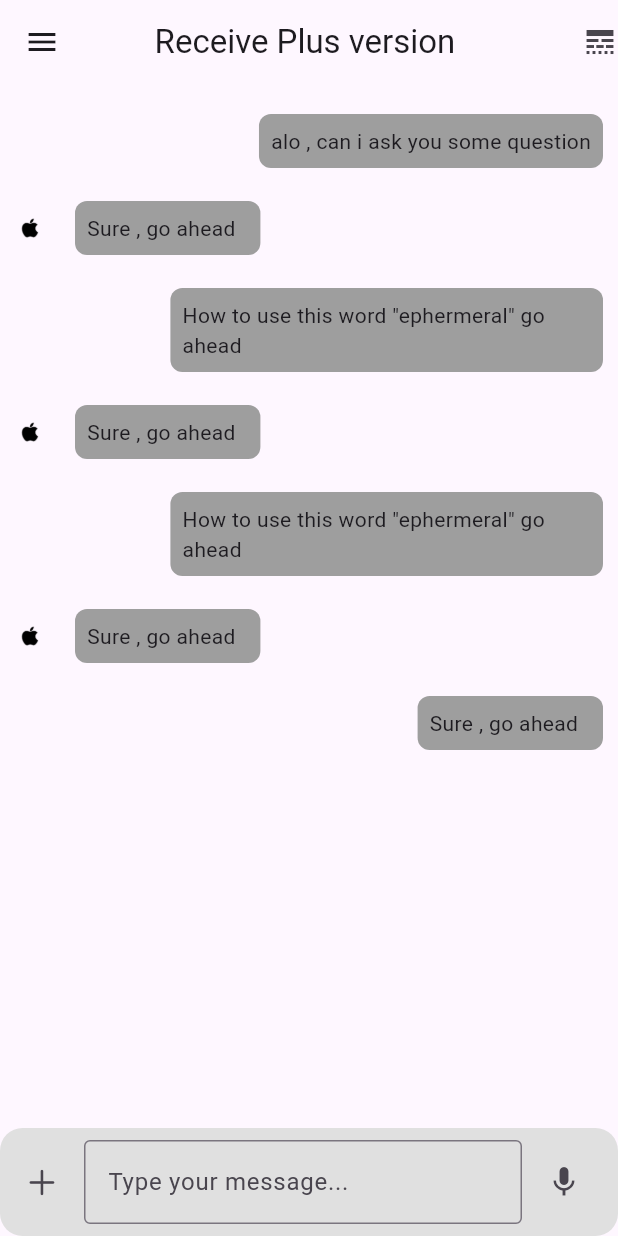
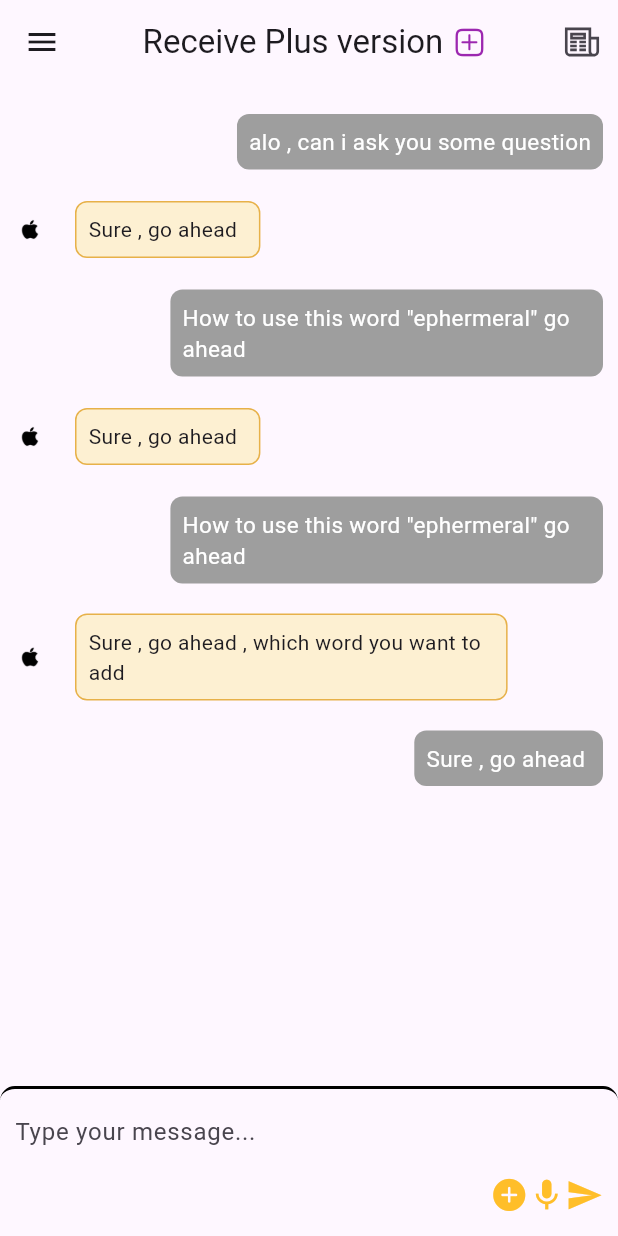
Before and after one commit to Hungyen0303/FlashCard, a Flutter app: the ChatWithAIPage screen opened directly, on a phone screen of 412 x 824 dp. Run offline on Flutter 3.47's test engine with Material 3 defaults, Android fonts, the phone set to English and light mode, and no system bars; our stand-ins replace google_fonts, google_nav_bar, introduction_screen, line_icons; Roboto replaces fonts that are missing (MainFont).

Commit message:
modify UI in Chat page

```diff
--- a/lib/pages/ChatWithAIPage.dart
+++ b/lib/pages/ChatWithAIPage.dart
@@ -40,21 +40,94 @@ class _ChatWithAiPageState extends State<ChatWithAIPage> {
     Navigator.of(context).pop();
   }
 
+  bool isAsking = false;
+  TextEditingController _askingcontroller = TextEditingController();
+
   @override
   Widget build(BuildContext context) {
     return Scaffold(
         appBar: AppBar(
           centerTitle: true,
-          actions: [Icon(Icons.line_style)],
-          title: Text("Receive Plus version "),
+          actions: [
+            Padding(
+              padding: const EdgeInsets.symmetric(horizontal: 10),
+              child: Icon(
+                LineIcons.newspaper,
+                size: 28,
+              ),
+            )
+          ],
+          title: Row(
+            mainAxisAlignment: MainAxisAlignment.center,
+            children: [
+              Text("Receive Plus version "),
+              Icon(CupertinoIcons.plus_app , color: Colors.purple,)
+            ],
+          ),
         ),
         drawer: Drawer(
+          backgroundColor: MAIN_THEME_YELLOW,
           child: ListView(
             children: [
-              SearchBar(
+              Container(
+                margin: EdgeInsets.symmetric(horizontal: 10),
+                child: SearchBar(
+                  onTap: () {
+                    setState(() {
+                      //  isSearch = true;
+                    });
+                  },
+                  onTapOutside: (event) {
+                    FocusManager.instance.primaryFocus?.unfocus();
+                    setState(() {
+                      //isSearch = false;
+                    });
+                  },
                   controller: _searchController,
-                leading: Icon(LineIcons.search),
+                  elevation: WidgetStateProperty.all(3.0),
+                  shadowColor: WidgetStateProperty.all(
+                      MAIN_THEME_PURPLE.withOpacity(0.2)),
+                  side: WidgetStateProperty.all(
+                    BorderSide(
+                      color: MAIN_THEME_YELLOW_TEXT,
+                      width: 1.2,
+                    ),
+                  ),
+                  shape: WidgetStateProperty.all(
+                    RoundedRectangleBorder(
+                      borderRadius: BorderRadius.circular(15.0),
+                    ),
+                  ),
+                  leading: Padding(
+                    padding: const EdgeInsets.only(left: 4, right: 2),
+                    child: Icon(
+                      LineIcons.search,
+                      color: MAIN_THEME_YELLOW_TEXT,
+                      size: 30.0,
+                    ),
+                  ),
                   hintText: "Tìm kiếm",
+                  hintStyle: WidgetStateProperty.all(
+                    TextStyle(
+                      color: MAIN_THEME_YELLOW_TEXT,
+                      fontSize: 16.0,
+                    ),
+                  ),
+                  textStyle: WidgetStateProperty.all(
+                    TextStyle(
+                      color: MAIN_THEME_PINK_TEXT,
+                      fontSize: 16.0,
+                      fontWeight: FontWeight.w500,
+                    ),
+                  ),
+                  padding: WidgetStateProperty.all(
+                    const EdgeInsets.symmetric(horizontal: 16.0, vertical: 5.0),
+                  ),
+                  backgroundColor: WidgetStateProperty.all(
+                    Colors.white.withOpacity(0.95),
+                  ),
+                  surfaceTintColor: WidgetStateProperty.all(Colors.transparent),
+                ),
               ),
               ListTile(
                 onTap: () => _onItemTapped(0),
@@ -74,22 +147,65 @@ class _ChatWithAiPageState extends State<ChatWithAIPage> {
         body: Column(
           children: [
             Expanded(child: ConversationWidget()),
-            ListTile(
-              tileColor: Colors.grey[300],
-              shape: RoundedRectangleBorder(
-                borderRadius: BorderRadius.circular(15),
+            Container(
+              padding: EdgeInsets.only(left: 10, right: 10, top: 5, bottom: 15),
+              decoration: BoxDecoration(
+                boxShadow: [] ,
+                border: Border(top: BorderSide(width: 2)),
+                borderRadius: BorderRadius.only(
+                    topRight: Radius.circular(10),
+                    topLeft: Radius.circular(10)),
               ),
-              leading: Icon(CupertinoIcons.plus),
-              title: TextField(
+              child: Column(
+                children: [
+                  TextField(
+                    minLines: 1,
+                    maxLines: 5,
+                    onTapOutside: (e) {
+                      FocusManager.instance.primaryFocus?.unfocus();
+                    },
+                    controller: _askingcontroller,
+                    onTap: () {
+                      setState(() {
+                        isAsking = true;
+                      });
+                    },
                     decoration: InputDecoration(
+                      disabledBorder: InputBorder.none,
+                      enabledBorder: InputBorder.none,
+                      focusedBorder: InputBorder.none,
+                      errorBorder: InputBorder.none,
+                      focusedErrorBorder: InputBorder.none,
                       hintText: 'Type your message...',
-                  border: OutlineInputBorder(),
                     ),
                   ),
-              trailing: Icon(Icons.mic),
+                  SizedBox(
+                    height: 5,
+                  ),
+                  Row(
+                    mainAxisAlignment: MainAxisAlignment.end,
+                    children: [
+                      Icon(
+                        CupertinoIcons.plus_circle_fill,
+                        size: 25,
+                        color: Color(0xffffbe29),
+                      ),
+                      Icon(
+                        Icons.mic,
+                        size: 25,
+                        color: Color(0xffffbe29),
+                      ),
+                      Icon(
+                        Icons.send,
+                        size: 25,
+                        color: Color(0xffffbe29),
                       )
                     ],
+                  )
+                ],
+              ),
+            ),
+          ],
         ));
-
   }
 }
--- a/lib/pages/ConversationWidget.dart
+++ b/lib/pages/ConversationWidget.dart
@@ -26,7 +26,7 @@ class _ConversationWidgetState extends State<ConversationWidget> {
               isBot: false,
               content: "How to use this word \"ephermeral\" go ahead "),
 
-          Contentchatcontainer(isBot: true, content: "Sure , go ahead "),
+          Contentchatcontainer(isBot: true, content: "Sure , go ahead , which word you want to add  "),
           Contentchatcontainer(isBot: false, content: "Sure , go ahead "),
 
         ],
--- a/lib/widgets/ContentChatContainer.dart
+++ b/lib/widgets/ContentChatContainer.dart
@@ -1,14 +1,19 @@
+import 'package:flashcard_learning/color/AllColor.dart';
 import 'package:flutter/cupertino.dart';
 import 'package:flutter/material.dart';
+import 'package:google_fonts/google_fonts.dart';
 
 class Contentchatcontainer extends StatelessWidget {
   Contentchatcontainer({super.key, required this.isBot, required this.content});
-  final bool isBot ;
+
+  final bool isBot;
+
   final String content;
 
   @override
   Widget build(BuildContext context) {
-    return isBot ?  Align(
+    return isBot
+        ? Align(
             alignment: Alignment.centerLeft,
             child: Row(
               children: [
@@ -16,9 +21,12 @@ class Contentchatcontainer extends StatelessWidget {
                   padding: const EdgeInsets.only(top: 20),
                   child: CircleAvatar(
                     backgroundColor: Colors.transparent,
-              child: Image.asset("assets/apple-icon.png" ,width:  45,),
+                    child: Image.asset(
+                      "assets/apple-icon.png",
+                      width: 45,
                     ),
-          ) ,
+                  ),
+                ),
                 IntrinsicWidth(
                   child: Container(
                     constraints: BoxConstraints(
@@ -27,16 +35,22 @@ class Contentchatcontainer extends StatelessWidget {
                     padding: EdgeInsets.all(8),
                     margin: EdgeInsets.only(left: 10, top: 20),
                     decoration: BoxDecoration(
-                color: Colors.grey,
+                      color: MAIN_THEME_YELLOW,
+                      border:
+                          Border.all(width: 1, color: MAIN_THEME_YELLOW_TEXT),
                       borderRadius: BorderRadius.circular(8),
                     ),
                     alignment: Alignment.centerLeft,
-              child: Text(content) ,
+                    child: Text(
+                      content,
+
+                    ),
                   ),
                 ),
               ],
             ),
-    ) : Align(
+          )
+        : Align(
             alignment: Alignment.centerRight,
             child: IntrinsicWidth(
               child: Container(
@@ -46,14 +60,17 @@ class Contentchatcontainer extends StatelessWidget {
                 padding: EdgeInsets.all(8),
                 margin: EdgeInsets.only(right: 10, top: 20),
                 decoration: BoxDecoration(
-            color: Colors.grey,
+                  color: Colors.grey[500],
                   borderRadius: BorderRadius.circular(8),
                 ),
                 alignment: Alignment.centerLeft,
-          child: Text(content) ,
+                child: Text(content,
+                style: TextStyle(
+                  color: Colors.white,
+                  fontSize: 15
+                ),),
               ),
             ),
-    ) ;
-
+          );
   }
 }
```
Lines whose indentation alone changed are shown as unchanged.
